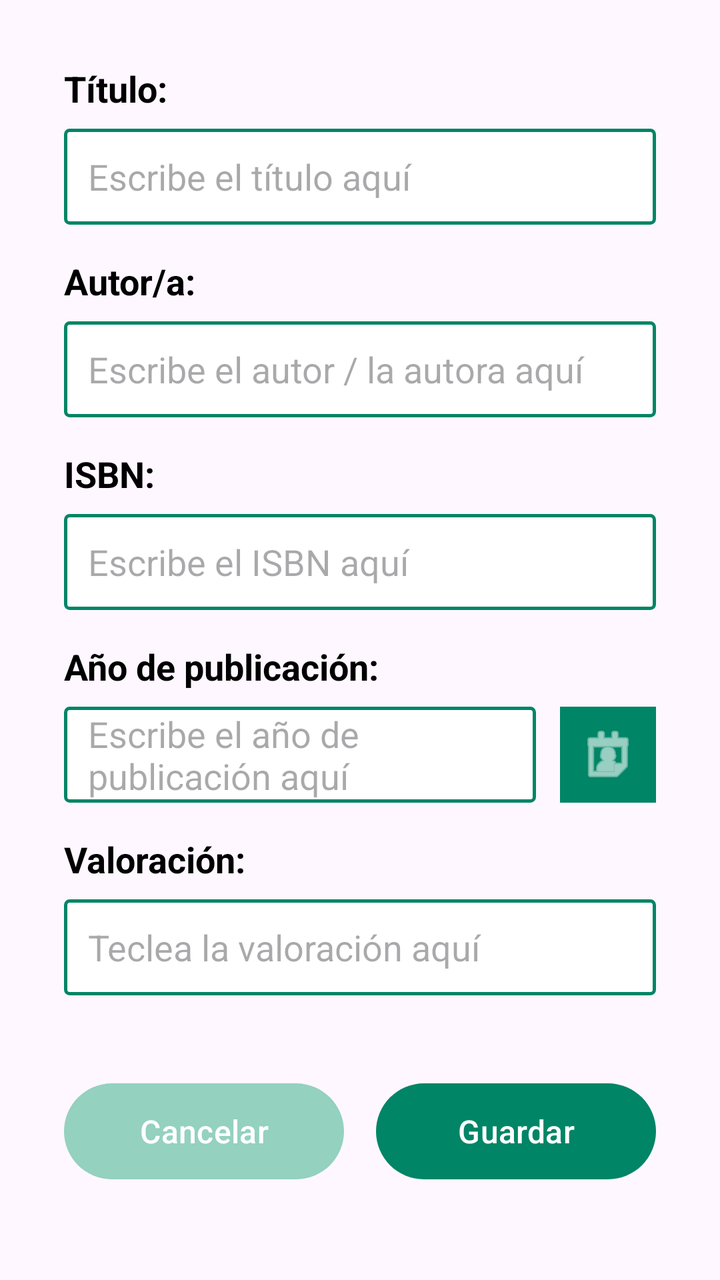
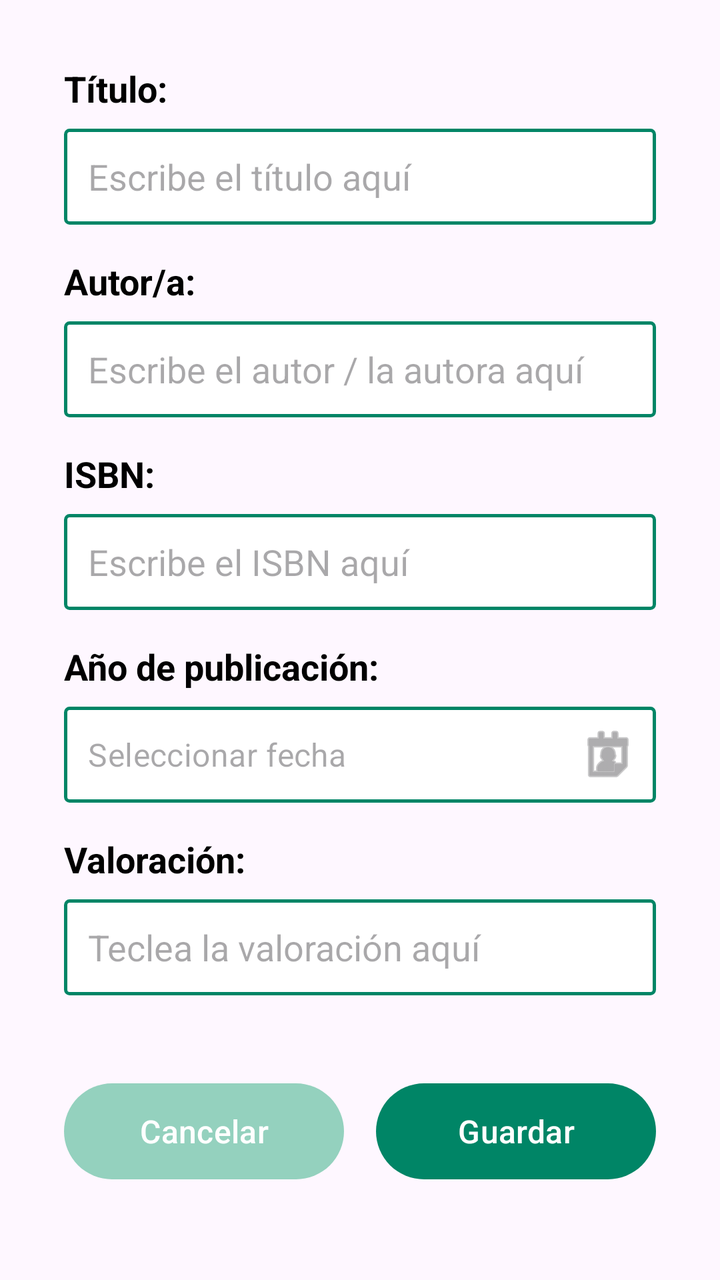

Before-and-after screenshots of an Android layout around one commit, followed by the original layout XML and the change that was made.
<!-- AndroidManifest.xml: application theme Theme.MiLibreria -->
<!-- res/layout/fragment_anadir_libro.xml -->
<?xml version="1.0" encoding="utf-8"?>
<androidx.core.widget.NestedScrollView xmlns:android="http://schemas.android.com/apk/res/android"
    xmlns:app="http://schemas.android.com/apk/res-auto"
    xmlns:tools="http://schemas.android.com/tools"
    android:layout_width="match_parent"
    android:layout_height="match_parent"
    android:fillViewport="true"
    tools:context=".AnadirLibroFragment">

    <androidx.constraintlayout.widget.ConstraintLayout
        android:layout_width="match_parent"
        android:layout_height="wrap_content"
        android:padding="32dp">

        <TextView
            android:id="@+id/tvLabelTitulo"
            android:layout_width="wrap_content"
            android:layout_height="wrap_content"
            android:text="@string/titulo"
            android:textColor="#000000"
            android:textSize="18sp"
            android:textStyle="bold"
            app:layout_constraintStart_toStartOf="parent"
            app:layout_constraintTop_toTopOf="parent" />

        <EditText
            android:id="@+id/etDetalleTitulo"
            android:layout_width="0dp"
            android:layout_height="48dp"
            android:layout_marginTop="8dp"
            android:background="@drawable/bg_input_border"
            android:hint="@string/titulo_hint"
            android:importantForAutofill="no"
            android:inputType="textCapSentences"
            android:paddingHorizontal="12dp"
            app:layout_constraintEnd_toEndOf="parent"
            app:layout_constraintStart_toStartOf="parent"
            app:layout_constraintTop_toBottomOf="@id/tvLabelTitulo" />

        <TextView
            android:id="@+id/tvLabelAutor"
            android:layout_width="wrap_content"
            android:layout_height="wrap_content"
            android:layout_marginTop="16dp"
            android:contentDescription="@string/autora"
            android:text="@string/autor"
            android:textColor="#000000"
            android:textSize="18sp"
            android:textStyle="bold"
            app:layout_constraintStart_toStartOf="parent"
            app:layout_constraintTop_toBottomOf="@id/etDetalleTitulo" />

        <EditText
            android:id="@+id/etDetalleAutor"
            android:layout_width="0dp"
            android:layout_height="48dp"
            android:layout_marginTop="8dp"
            android:autofillHints="name"
            android:background="@drawable/bg_input_border"
            android:hint="@string/autor_hint"
            android:inputType="textPersonName"
            android:paddingHorizontal="12dp"
            app:layout_constraintEnd_toEndOf="parent"
            app:layout_constraintStart_toStartOf="parent"
            app:layout_constraintTop_toBottomOf="@id/tvLabelAutor" />

        <TextView
            android:id="@+id/tvLabelIsbn"
            android:layout_width="wrap_content"
            android:layout_height="wrap_content"
            android:layout_marginTop="16dp"
            android:text="@string/isbn"
            android:textColor="#000000"
            android:textSize="18sp"
            android:textStyle="bold"
            app:layout_constraintStart_toStartOf="parent"
            app:layout_constraintTop_toBottomOf="@id/etDetalleAutor" />

        <EditText
            android:id="@+id/etDetalleIsbn"
            android:layout_width="0dp"
            android:layout_height="48dp"
            android:layout_marginTop="8dp"
            android:background="@drawable/bg_input_border"
            android:hint="@string/isbn_hint"
            android:importantForAutofill="no"
            android:inputType="text"
            android:paddingHorizontal="12dp"
            app:layout_constraintEnd_toEndOf="parent"
            app:layout_constraintStart_toStartOf="parent"
            app:layout_constraintTop_toBottomOf="@id/tvLabelIsbn" />

        <TextView
            android:id="@+id/tvLabelPublicacion"
            android:layout_width="wrap_content"
            android:layout_height="wrap_content"
            android:layout_marginTop="16dp"
            android:text="@string/anio"
            android:textColor="#000000"
            android:textSize="18sp"
            android:textStyle="bold"
            app:layout_constraintStart_toStartOf="parent"
            app:layout_constraintTop_toBottomOf="@id/etDetalleIsbn" />

        <EditText
            android:id="@+id/etDetallePublicacion"
            android:layout_width="0dp"
            android:layout_height="48dp"
            android:layout_marginTop="8dp"
            android:layout_marginEnd="12dp"
            android:background="@drawable/bg_input_border"
            android:focusable="false"
            android:hint="@string/anio_hint"
            android:importantForAutofill="no"
            android:inputType="none"
            android:paddingHorizontal="12dp"
            app:layout_constraintEnd_toStartOf="@id/btnCalendario"
            app:layout_constraintStart_toStartOf="parent"
            app:layout_constraintTop_toBottomOf="@id/tvLabelPublicacion" />

        <androidx.appcompat.widget.AppCompatImageButton
            android:id="@+id/btnCalendario"
            android:layout_width="48dp"
            android:layout_height="48dp"
            android:background="#008566"
            android:contentDescription="@string/fecha"
            android:src="@android:drawable/ic_menu_my_calendar"
            android:tint="@android:color/white"
            app:layout_constraintBottom_toBottomOf="@id/etDetallePublicacion"
            app:layout_constraintEnd_toEndOf="parent"
            app:layout_constraintTop_toTopOf="@id/etDetallePublicacion" />

        <TextView
            android:id="@+id/tvLabelValoracion"
            android:layout_width="wrap_content"
            android:layout_height="wrap_content"
            android:layout_marginTop="16dp"
            android:text="@string/valoracion"
            android:textColor="#000000"
            android:textSize="18sp"
            android:textStyle="bold"
            app:layout_constraintStart_toStartOf="parent"
            app:layout_constraintTop_toBottomOf="@id/etDetallePublicacion" />

        <EditText
            android:id="@+id/etDetalleValoracion"
            android:layout_width="0dp"
            android:layout_height="48dp"
            android:layout_marginTop="8dp"
            android:background="@drawable/bg_input_border"
            android:hint="@string/valoracion_hint"
            android:importantForAutofill="no"
            android:inputType="numberDecimal"
            android:paddingHorizontal="12dp"
            app:layout_constraintEnd_toEndOf="parent"
            app:layout_constraintStart_toStartOf="parent"
            app:layout_constraintTop_toBottomOf="@id/tvLabelValoracion" />

        <com.google.android.material.button.MaterialButton
            android:id="@+id/btnCancelar"
            android:layout_width="0dp"
            android:layout_height="56dp"
            android:layout_marginTop="40dp"
            android:layout_marginEnd="16dp"
            android:text="@string/cancelar"
            android:textColor="#FFFFFF"
            android:textSize="16sp"
            app:backgroundTint="#94D1BE"
            app:cornerRadius="28dp"
            app:layout_constraintEnd_toStartOf="@id/btnGuardar"
            app:layout_constraintStart_toStartOf="parent"
            app:layout_constraintTop_toBottomOf="@id/etDetalleValoracion" />

        <com.google.android.material.button.MaterialButton
            android:id="@+id/btnGuardar"
            android:layout_width="0dp"
            android:layout_height="56dp"
            android:text="@string/guardar"
            android:textColor="#FFFFFF"
            android:textSize="16sp"
            app:backgroundTint="#008566"
            app:cornerRadius="28dp"
            app:layout_constraintBottom_toBottomOf="@id/btnCancelar"
            app:layout_constraintEnd_toEndOf="parent"
            app:layout_constraintStart_toEndOf="@id/btnCancelar"
            app:layout_constraintTop_toTopOf="@id/btnCancelar" />

    </androidx.constraintlayout.widget.ConstraintLayout>
</androidx.core.widget.NestedScrollView>
<!-- resources referenced by this layout -->
<resources>
  <!-- drawable bg_input_border (drawable) -->
  <?xml version="1.0" encoding="utf-8"?>
  <shape xmlns:android="http://schemas.android.com/apk/res/android"
      android:shape="rectangle">
      <solid android:color="#FFFFFF" />
      <stroke
          android:width="1.5dp"
          android:color="#008566" />
      <corners android:radius="2dp" />
  </shape>
  <string name="anio">Año de publicación:</string>
  <string name="anio_hint">Escribe el año de publicación aquí</string>
  <string name="autor">Autor/a:</string>
  <string name="autor_hint">Escribe el autor / la autora aquí</string>
  <string name="autora">Autor o autora</string>
  <string name="cancelar">Cancelar</string>
  <string name="fecha">Seleccionar fecha</string>
  <string name="guardar">Guardar</string>
  <string name="isbn">ISBN:</string>
  <string name="isbn_hint">Escribe el ISBN aquí</string>
  <string name="titulo">Título:</string>
  <string name="titulo_hint">Escribe el título aquí</string>
  <string name="valoracion">Valoración:</string>
  <string name="valoracion_hint">Teclea la valoración aquí</string>
  <style name="Theme.MiLibreria" parent="Base.Theme.MiLibreria" />
  <style name="Base.Theme.MiLibreria" parent="Theme.Material3.DayNight.NoActionBar">
          
          
      </style>
</resources>

<!-- the commit's change to res/layout/fragment_anadir_libro.xml (unified diff, before → after) -->
@@ -91,7 +91,7 @@
             app:layout_constraintTop_toBottomOf="@id/tvLabelIsbn" />
 
         <TextView
-            android:id="@+id/tvLabelPublicacion"
+            android:id="@+id/tvLabelDetallePublicacion"
             android:layout_width="wrap_content"
             android:layout_height="wrap_content"
             android:layout_marginTop="16dp"
@@ -102,33 +102,33 @@
             app:layout_constraintStart_toStartOf="parent"
             app:layout_constraintTop_toBottomOf="@id/etDetalleIsbn" />
 
-        <EditText
-            android:id="@+id/etDetallePublicacion"
+        <com.google.android.material.textfield.TextInputLayout
+            android:id="@+id/tilDetallePublicacion"
+            style="@style/Widget.MaterialComponents.TextInputLayout.OutlinedBox"
             android:layout_width="0dp"
             android:layout_height="48dp"
             android:layout_marginTop="8dp"
-            android:layout_marginEnd="12dp"
             android:background="@drawable/bg_input_border"
-            android:focusable="false"
-            android:hint="@string/anio_hint"
-            android:importantForAutofill="no"
-            android:inputType="none"
-            android:paddingHorizontal="12dp"
-            app:layout_constraintEnd_toStartOf="@id/btnCalendario"
+            app:endIconDrawable="@android:drawable/ic_menu_my_calendar"
+            app:endIconMode="custom"
+            app:hintEnabled="false"
+            app:layout_constraintEnd_toEndOf="parent"
             app:layout_constraintStart_toStartOf="parent"
-            app:layout_constraintTop_toBottomOf="@id/tvLabelPublicacion" />
+            app:layout_constraintTop_toBottomOf="@id/tvLabelDetallePublicacion">
 
-        <androidx.appcompat.widget.AppCompatImageButton
-            android:id="@+id/btnCalendario"
-            android:layout_width="48dp"
-            android:layout_height="48dp"
-            android:background="#008566"
-            android:contentDescription="@string/fecha"
-            android:src="@android:drawable/ic_menu_my_calendar"
-            android:tint="@android:color/white"
-            app:layout_constraintBottom_toBottomOf="@id/etDetallePublicacion"
-            app:layout_constraintEnd_toEndOf="parent"
-            app:layout_constraintTop_toTopOf="@id/etDetallePublicacion" />
+            <com.google.android.material.textfield.TextInputEditText
+                android:id="@+id/etDetallePublicacion"
+                android:layout_width="match_parent"
+                android:layout_height="match_parent"
+                android:background="@android:color/transparent"
+                android:clickable="true"
+                android:focusable="false"
+                android:hint="@string/hint_seleccionar_fecha"
+                android:importantForAutofill="no"
+                android:inputType="none"
+                android:paddingHorizontal="12dp"
+                android:paddingVertical="0dp" />
+        </com.google.android.material.textfield.TextInputLayout>
 
         <TextView
             android:id="@+id/tvLabelValoracion"
@@ -140,7 +140,7 @@
             android:textSize="18sp"
             android:textStyle="bold"
             app:layout_constraintStart_toStartOf="parent"
-            app:layout_constraintTop_toBottomOf="@id/etDetallePublicacion" />
+            app:layout_constraintTop_toBottomOf="@id/tilDetallePublicacion" />
 
         <EditText
             android:id="@+id/etDetalleValoracion"
<!-- resource entries referenced after the edit -->
@@ -11,13 +11,12 @@
       <corners android:radius="2dp" />
   </shape>
   <string name="anio">Año de publicación:</string>
-  <string name="anio_hint">Escribe el año de publicación aquí</string>
   <string name="autor">Autor/a:</string>
   <string name="autor_hint">Escribe el autor / la autora aquí</string>
   <string name="autora">Autor o autora</string>
   <string name="cancelar">Cancelar</string>
-  <string name="fecha">Seleccionar fecha</string>
   <string name="guardar">Guardar</string>
+  <string name="hint_seleccionar_fecha">Seleccionar fecha</string>
   <string name="isbn">ISBN:</string>
   <string name="isbn_hint">Escribe el ISBN aquí</string>
   <string name="titulo">Título:</string>
